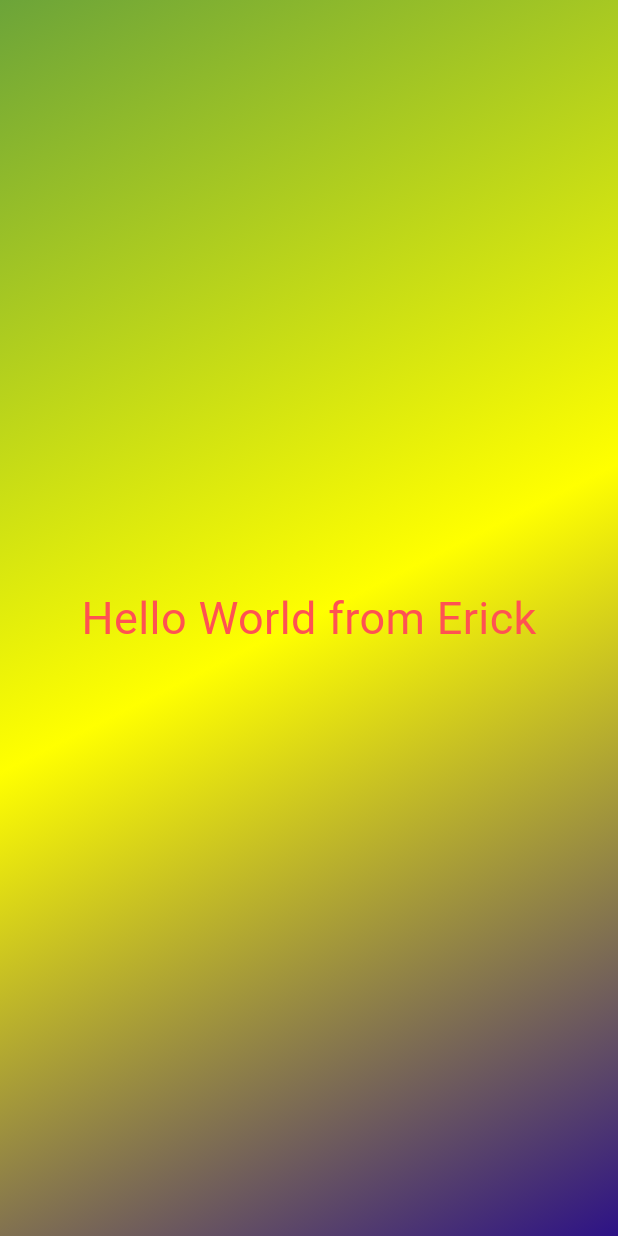
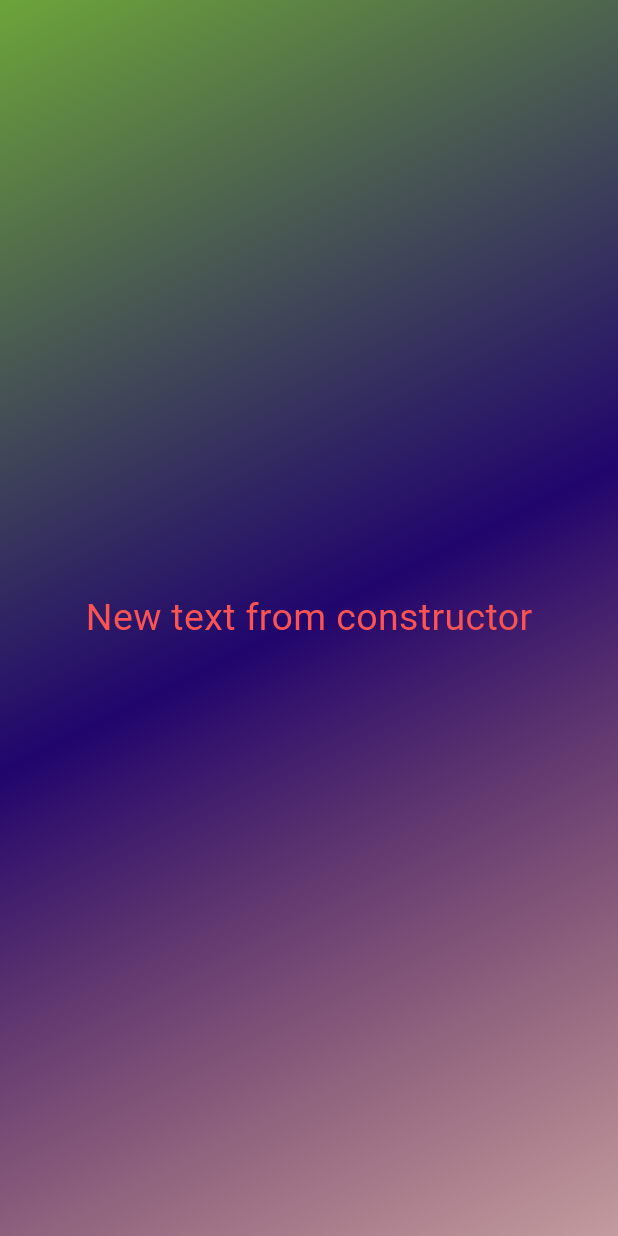
Before and after one commit to erickmwarama2/flutter-dice-app, a Flutter app: the screen it shows after launch, on a phone screen of 412 x 824 dp. Run offline on Flutter 3.47's test engine with Material 3 defaults, Android fonts, the phone set to English and light mode, and no system bars.

Commit message:
add arguments

```diff
--- a/lib/gradient_container.dart
+++ b/lib/gradient_container.dart
@@ -1,25 +1,40 @@
 import 'package:flutter/material.dart';
 
+const startAlignment = Alignment.topLeft;
+const endAlignment = Alignment.bottomRight;
+
 class GradientContainer extends StatelessWidget {
+  const GradientContainer({super.key, required this.colors});
 
-  const GradientContainer({super.key});
+  final List<Color> colors;
 
   @override
   Widget build(BuildContext context) {
     return Container(
-          decoration: const BoxDecoration(
-            gradient: LinearGradient(colors: [
-              Color(0xff6ca439),
-              Colors.yellowAccent,
-              Color.fromARGB(255, 45, 18, 134)
-            ], begin: Alignment.topLeft, end: Alignment.bottomRight),
-          ),
-          child: const Center(
-            child: Text(
-              'Hello World from Erick',
-              style: TextStyle(color: Colors.redAccent, fontSize: 30),
-            ),
-          ),
-        );
+      decoration:  BoxDecoration(
+        gradient: LinearGradient(colors: colors, begin: startAlignment, end: endAlignment),
+      ),
+      child: Center(
+        child: StyledText('New text from constructor'),
+      ),
+    );
   }
 }
+
+// ignore: must_be_immutable
+class StyledText extends StatelessWidget {
+  // StyledText(this.text, {super.key});
+  StyledText(String text, {super.key}): outputText = text;
+
+  // String text;
+  String outputText;
+
+  @override
+  Widget build(BuildContext context) {
+    return Text(
+      // text,
+      outputText,
+      style: const TextStyle(color: Colors.redAccent, fontSize: 25),
+    );
+  }
+}
--- a/lib/main.dart
+++ b/lib/main.dart
@@ -6,7 +6,11 @@ void main() {
     const MaterialApp(
       home: Scaffold(
         // backgroundColor: Color(0xff6ca439),
-        body: GradientContainer(),
+        body: GradientContainer(colors: [
+          Color.fromARGB(0xff, 0x6c, 0xa4, 0x39),
+          Color.fromARGB(255, 33, 5, 109),
+          Color.fromARGB(99, 102, 9, 9)
+          ],),
       ),
     ),
   );
```
